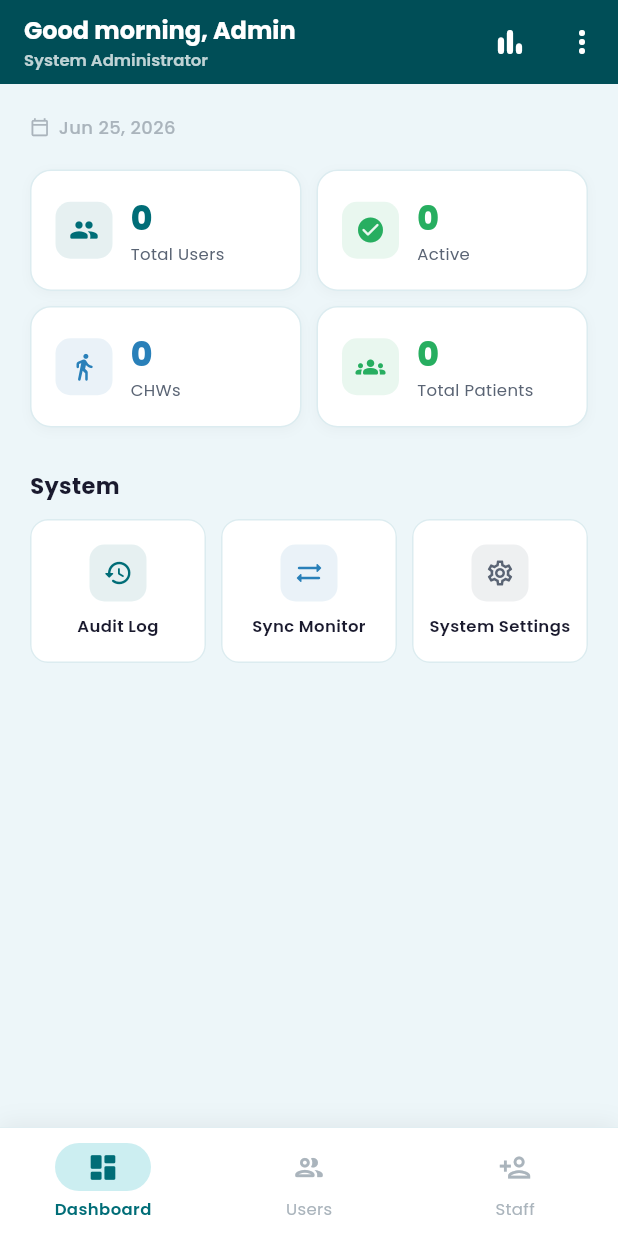
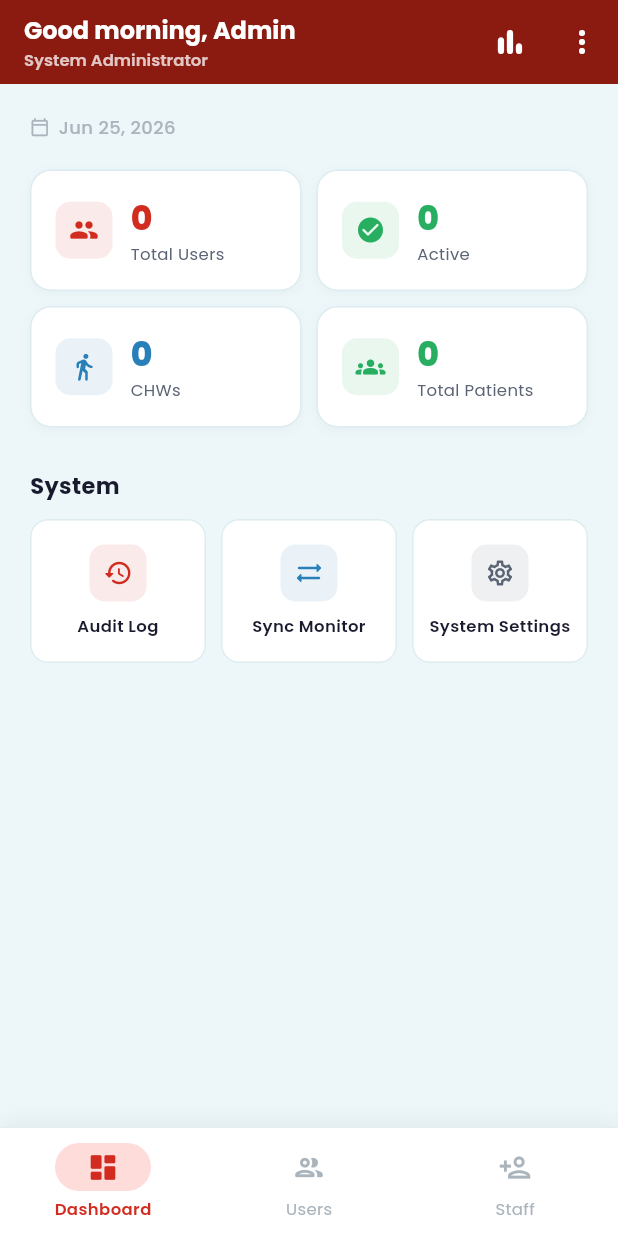
Before and after one commit to Nelkeasha/HIV-TB-Mobile, a Flutter app: the AdminDashboardScreen screen opened by its route, on a phone screen of 412 x 824 dp. Run offline on Flutter 3.47's test engine with Material 3 defaults, Android fonts, the phone set to English and light mode, and no system bars; our stand-ins replace connectivity_plus, dio, firebase_core, firebase_messaging, fl_chart, flutter_local_notifications and 6 more; accounts and stored records are empty; network calls fail.

Commit message:
changed the primary color

```diff
--- a/lib/core/constants/app_colors.dart
+++ b/lib/core/constants/app_colors.dart
@@ -1,11 +1,11 @@
 import 'package:flutter/material.dart';
 
 abstract class AppColors {
-  // Primary brand — Deep Teal
-  static const Color primary = Color(0xFF006D77);
-  static const Color primaryDark = Color(0xFF004E57);
-  static const Color primaryLight = Color(0xFF83C5BE);
-  static const Color primaryContainer = Color(0xFFCCEEF1);
+  // Primary brand — DMC Red
+  static const Color primary = Color(0xFFD12C1F);
+  static const Color primaryDark = Color(0xFF8B1A11);
+  static const Color primaryLight = Color(0xFFF07068);
+  static const Color primaryContainer = Color(0xFFFDDCDA);
 
   // Accent — Warm Coral
   static const Color accent = Color(0xFFE29578);
@@ -50,7 +50,7 @@ abstract class AppColors {
   static const Color stockCritical = Color(0xFFC0392B);
 
   // Gradient stops
-  static const Color gradientStart = Color(0xFF006D77);
-  static const Color gradientEnd = Color(0xFF004E57);
-  static const Color gradientAccent = Color(0xFF83C5BE);
+  static const Color gradientStart = Color(0xFFD12C1F);
+  static const Color gradientEnd = Color(0xFF8B1A11);
+  static const Color gradientAccent = Color(0xFFF07068);
 }
--- a/lib/features/admin/presentation/screens/admin_report_screen.dart
+++ b/lib/features/admin/presentation/screens/admin_report_screen.dart
@@ -2,6 +2,7 @@ import 'package:flutter/material.dart';
 import 'package:flutter_riverpod/flutter_riverpod.dart';
 import '../../domain/admin_models.dart';
 import '../providers/admin_provider.dart';
+import '../../../../core/constants/app_colors.dart';
 
 // ── Colour tokens ──────────────────────────────────────────────────────────────
 const _indigo = Color(0xFF283593);
@@ -215,7 +216,7 @@ class _RoleTable extends StatelessWidget {
   @override
   Widget build(BuildContext context) {
     final rows = [
-      ('CHWs', report.totalChw, Icons.directions_walk_rounded, Colors.teal),
+      ('CHWs', report.totalChw, Icons.directions_walk_rounded, AppColors.primary),
       ('Providers', report.totalProviders, Icons.local_hospital_rounded,
           Colors.blue.shade700),
       ('Supervisors', report.totalSupervisors, Icons.supervisor_account_rounded,
@@ -389,13 +390,13 @@ class _PatientOverviewCard extends StatelessWidget {
     return _SectionCard(
       title: 'Patient Overview',
       icon: Icons.people_rounded,
-      iconColor: Colors.teal,
+      iconColor: AppColors.primary,
       child: Column(
         children: [
           _BigStat(
               label: 'Total Active Patients',
               value: '${report.totalActivePatients}',
-              color: Colors.teal),
+              color: AppColors.primary),
           const SizedBox(height: 12),
           Row(children: [
             Expanded(
```
